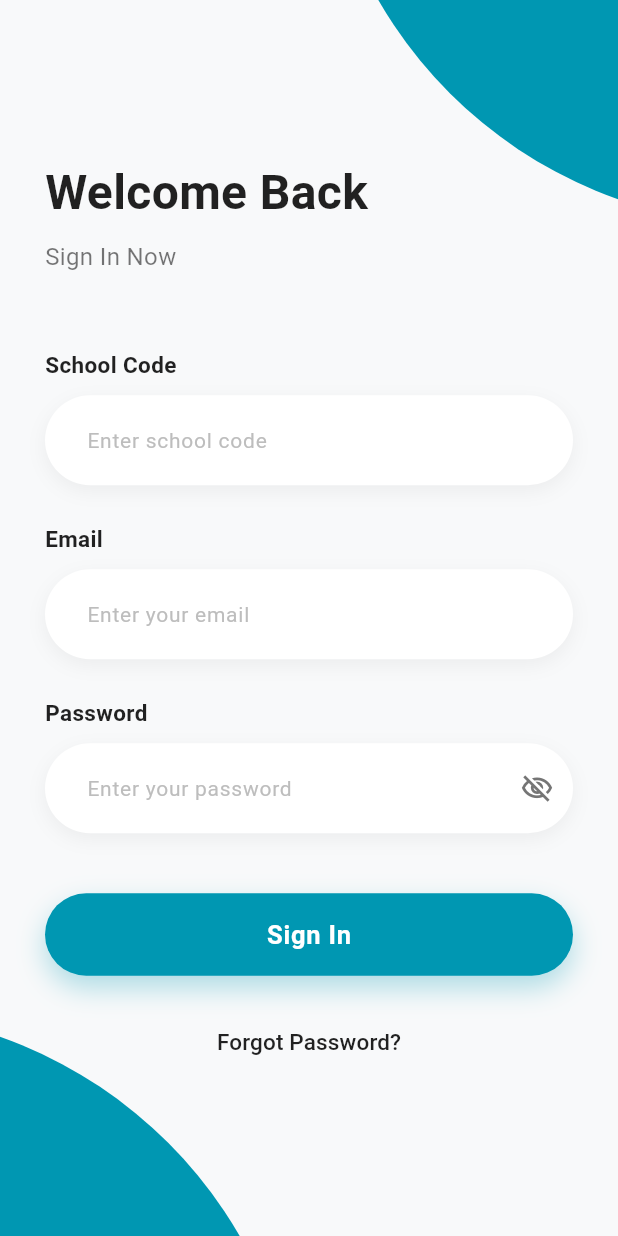
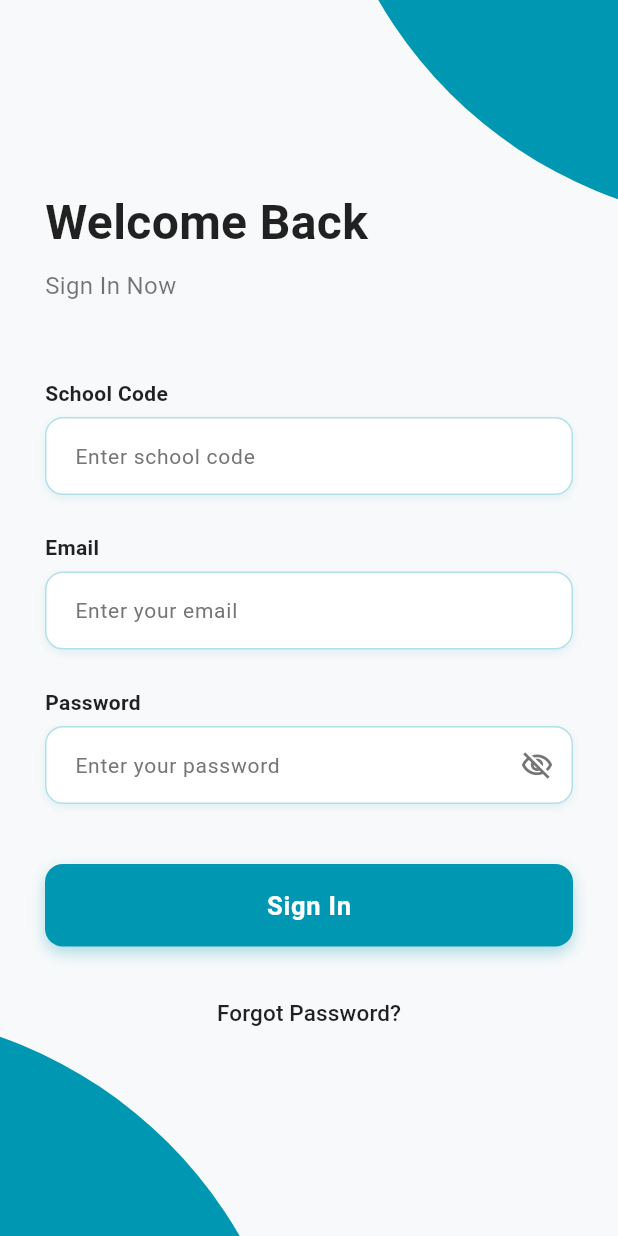
Before and after one commit to madicubewebtech-hue/school_management_frontend, a Flutter app: the screen it shows after launch, on a phone screen of 412 x 824 dp. Run offline on Flutter 3.47's test engine with Material 3 defaults, Android fonts, the phone set to English and light mode, and no system bars; our stand-ins replace auto_size_text, curved_navigation_bar, flutter_iconly.

Commit message:
23-10-2025

```diff
--- a/lib/screens/auth/login.dart
+++ b/lib/screens/auth/login.dart
@@ -94,150 +94,26 @@ class _LoginScreenState extends State<LoginScreen> {
 
                       const SizedBox(height: 50),
 
-                      /// 🏫 SCHOOL CODE
-                      const Text(
-                        "School Code",
-                        style: TextStyle(
-                          fontSize: 15,
-                          color: Colors.black87,
-                          fontWeight: FontWeight.w600,
-                        ),
-                      ),
-                      const SizedBox(height: 10),
-                      Container(
-                        decoration: BoxDecoration(
-                          color: Colors.white,
-                          borderRadius: BorderRadius.circular(30),
-                          boxShadow: [
-                            BoxShadow(
-                              color: Colors.black.withOpacity(0.05),
-                              blurRadius: 10,
-                              offset: const Offset(0, 4),
-                            ),
-                          ],
-                        ),
-                        child: TextField(
-                          controller: _schoolCodeController,
-                          decoration: InputDecoration(
-                            hintText: "Enter school code",
-                            hintStyle: TextStyle(
-                              color: Colors.grey[400],
-                              fontSize: 14,
-                            ),
-                            contentPadding: const EdgeInsets.symmetric(
-                              horizontal: 24,
-                              vertical: 18,
-                            ),
-                            border: OutlineInputBorder(
-                              borderRadius: BorderRadius.circular(30),
-                              borderSide: BorderSide.none,
-                            ),
-                          ),
-                        ),
+                      /// 🏫 SCHOOL CODE - UPDATED STYLING
+                      _buildLoginTextField(
+                        label: "School Code",
+                        controller: _schoolCodeController,
+                        hintText: "Enter school code",
                       ),
 
                       const SizedBox(height: 25),
 
-                      /// 📧 USER NAME
-                      const Text(
-                        "Email ",
-                        style: TextStyle(
-                          fontSize: 15,
-                          color: Colors.black87,
-                          fontWeight: FontWeight.w600,
-                        ),
-                      ),
-                      const SizedBox(height: 10),
-                      Container(
-                        decoration: BoxDecoration(
-                          color: Colors.white,
-                          borderRadius: BorderRadius.circular(30),
-                          boxShadow: [
-                            BoxShadow(
-                              color: Colors.black.withOpacity(0.05),
-                              blurRadius: 10,
-                              offset: const Offset(0, 4),
-                            ),
-                          ],
-                        ),
-                        child: TextField(
-                          controller: _emailController,
-                          decoration: InputDecoration(
-                            hintText: "Enter your email",
-                            hintStyle: TextStyle(
-                              color: Colors.grey[400],
-                              fontSize: 14,
-                            ),
-                            contentPadding: const EdgeInsets.symmetric(
-                              horizontal: 24,
-                              vertical: 18,
-                            ),
-                            border: OutlineInputBorder(
-                              borderRadius: BorderRadius.circular(30),
-                              borderSide: BorderSide.none,
-                            ),
-                          ),
-                        ),
+                      /// 📧 EMAIL - UPDATED STYLING
+                      _buildLoginTextField(
+                        label: "Email",
+                        controller: _emailController,
+                        hintText: "Enter your email",
                       ),
 
                       const SizedBox(height: 25),
 
-                      /// 🔒 PASSWORD
-                      const Text(
-                        "Password",
-                        style: TextStyle(
-                          fontSize: 15,
-                          color: Colors.black87,
-                          fontWeight: FontWeight.w600,
-                        ),
-                      ),
-                      const SizedBox(height: 10),
-                      Container(
-                        decoration: BoxDecoration(
-                          color: Colors.white,
-                          borderRadius: BorderRadius.circular(30),
-                          boxShadow: [
-                            BoxShadow(
-                              color: Colors.black.withOpacity(0.05),
-                              blurRadius: 10,
-                              offset: const Offset(0, 4),
-                            ),
-                          ],
-                        ),
-                        child: TextField(
-                          controller: _passwordController,
-                          obscureText: _obscurePassword,
-                          decoration: InputDecoration(
-                            hintText: "Enter your password",
-                            hintStyle: TextStyle(
-                              color: Colors.grey[400],
-                              fontSize: 14,
-                            ),
-                            contentPadding: const EdgeInsets.symmetric(
-                              horizontal: 24,
-                              vertical: 18,
-                            ),
-                            suffixIcon: IconButton(
-                              icon: Icon(
-                                _obscurePassword
-                                    ? Icons.visibility_off_outlined
-                                    : Icons.visibility_outlined,
-                                color: Colors.grey[600],
-                                size: 22,
-                              ),
-                              onPressed: () {
-                                setState(() {
-                                  _obscurePassword = !_obscurePassword;
-                                });
-                              },
-                            ),
-                            border: OutlineInputBorder(
-                              borderRadius: BorderRadius.circular(30),
-                              borderSide: BorderSide.none,
-                            ),
-                          ),
-                        ),
-                      ),
+                      /// 🔒 PASSWORD - UPDATED STYLING
+                      _buildLoginPasswordField(),
 
                       const SizedBox(height: 40),
 
@@ -246,12 +122,12 @@ class _LoginScreenState extends State<LoginScreen> {
                         width: double.infinity,
                         height: 55,
                         decoration: BoxDecoration(
-                          borderRadius: BorderRadius.circular(30),
+                          borderRadius: BorderRadius.circular(12), // Changed to match Admission form
                           boxShadow: [
                             BoxShadow(
-                              color:  AppColors.curvedBackground.withOpacity(0.3),
-                              blurRadius: 15,
-                              offset: const Offset(0, 8),
+                              color: AppColors.green.withOpacity(0.3), // Changed to AppColors.green
+                              blurRadius: 8, // Reduced blur
+                              offset: const Offset(0, 4),
                             ),
                           ],
                         ),
@@ -262,16 +138,17 @@ class _LoginScreenState extends State<LoginScreen> {
                             print("Password: ${_passwordController.text}");
                             Navigator.push(
                               context,
-                              MaterialPageRoute(builder: (context) => BottomNavbar()),
+                              MaterialPageRoute(builder: (context) => const BottomNavbar()),
                             );
                           },
                           style: ElevatedButton.styleFrom(
-                            backgroundColor: AppColors.curvedBackground,
+                            backgroundColor: AppColors.green, // Changed to AppColors.green
                             foregroundColor: Colors.white,
                             elevation: 0,
                             shape: RoundedRectangleBorder(
-                              borderRadius: BorderRadius.circular(30),
+                              borderRadius: BorderRadius.circular(12), // Changed to match Admission form
                             ),
+                            padding: const EdgeInsets.symmetric(vertical: 16), // Added padding like Admission form
                           ),
                           child: const Text(
                             "Sign In",
@@ -290,9 +167,9 @@ class _LoginScreenState extends State<LoginScreen> {
                       Center(
                         child: TextButton(
                           onPressed: () {
-                         Navigator.push(
+                            Navigator.push(
                               context,
-                              MaterialPageRoute(builder: (context) => TeacherDashboard()),
+                              MaterialPageRoute(builder: (context) => const TeacherDashboard()),
                             );
                           },
                           child: const Text(
@@ -315,4 +192,145 @@ class _LoginScreenState extends State<LoginScreen> {
       ),
     );
   }
+
+  // Custom Login Text Field with Admission Form Styling
+  Widget _buildLoginTextField({
+    required String label,
+    required TextEditingController controller,
+    required String hintText,
+  }) {
+    return Column(
+      crossAxisAlignment: CrossAxisAlignment.start,
+      children: [
+        // Label - Updated to match Admission form
+        Text(
+          label,
+          style: const TextStyle(
+            fontWeight: FontWeight.w600,
+            fontSize: 14,
+            color: Colors.black87,
+          ),
+        ),
+        const SizedBox(height: 6),
+
+        // Text Field Container - Updated to match Admission form
+        Container(
+          decoration: BoxDecoration(
+            borderRadius: BorderRadius.circular(12),
+            boxShadow: [
+              BoxShadow(
+                color: AppColors.green.withOpacity(0.1), // Changed to AppColors.green
+                blurRadius: 4,
+                offset: const Offset(0, 2),
+              ),
+            ],
+          ),
+          child: TextField(
+            controller: controller,
+            decoration: InputDecoration(
+              filled: true,
+              fillColor: Colors.white,
+              hintText: hintText,
+              hintStyle: TextStyle(
+                color: Colors.grey[600],
+                fontSize: 14,
+              ),
+              border: OutlineInputBorder(
+                borderRadius: BorderRadius.circular(12),
+                borderSide: BorderSide(color: AppColors.green.withOpacity(0.3)), // Changed to AppColors.green
+              ),
+              enabledBorder: OutlineInputBorder(
+                borderRadius: BorderRadius.circular(12),
+                borderSide: BorderSide(color: AppColors.green.withOpacity(0.3)), // Changed to AppColors.green
+              ),
+              focusedBorder: OutlineInputBorder(
+                borderRadius: BorderRadius.circular(12),
+                borderSide: const BorderSide(color: AppColors.green, width: 2), // Changed to AppColors.green
+              ),
+              contentPadding: const EdgeInsets.symmetric(
+                horizontal: 16,
+                vertical: 14,
+              ),
+            ),
+          ),
+        ),
+      ],
+    );
+  }
+
+  // Custom Password Field with Admission Form Styling
+  Widget _buildLoginPasswordField() {
+    return Column(
+      crossAxisAlignment: CrossAxisAlignment.start,
+      children: [
+        // Label - Updated to match Admission form
+        const Text(
+          "Password",
+          style: TextStyle(
+            fontWeight: FontWeight.w600,
+            fontSize: 14,
+            color: Colors.black87,
+          ),
+        ),
+        const SizedBox(height: 6),
+
+        // Password Field Container - Updated to match Admission form
+        Container(
+          decoration: BoxDecoration(
+            borderRadius: BorderRadius.circular(12),
+            boxShadow: [
+              BoxShadow(
+                color: AppColors.green.withOpacity(0.1), // Changed to AppColors.green
+                blurRadius: 4,
+                offset: const Offset(0, 2),
+              ),
+            ],
+          ),
+          child: TextField(
+            controller: _passwordController,
+            obscureText: _obscurePassword,
+            decoration: InputDecoration(
+              filled: true,
+              fillColor: Colors.white,
+              hintText: "Enter your password",
+              hintStyle: TextStyle(
+                color: Colors.grey[600],
+                fontSize: 14,
+              ),
+              suffixIcon: IconButton(
+                icon: Icon(
+                  _obscurePassword
+                      ? Icons.visibility_off_outlined
+                      : Icons.visibility_outlined,
+                  color: Colors.grey[600],
+                  size: 22,
+                ),
+                onPressed: () {
+                  setState(() {
+                    _obscurePassword = !_obscurePassword;
+                  });
+                },
+              ),
+              border: OutlineInputBorder(
+                borderRadius: BorderRadius.circular(12),
+                borderSide: BorderSide(color: AppColors.green.withOpacity(0.3)), // Changed to AppColors.green
+              ),
+              enabledBorder: OutlineInputBorder(
+                borderRadius: BorderRadius.circular(12),
+                borderSide: BorderSide(color: AppColors.green.withOpacity(0.3)), // Changed to AppColors.green
+              ),
+              focusedBorder: OutlineInputBorder(
+                borderRadius: BorderRadius.circular(12),
+                borderSide: const BorderSide(color: AppColors.green, width: 2), // Changed to AppColors.green
+              ),
+              contentPadding: const EdgeInsets.symmetric(
+                horizontal: 16,
+                vertical: 14,
+              ),
+            ),
+          ),
+        ),
+      ],
+    );
+  }
 }
```
